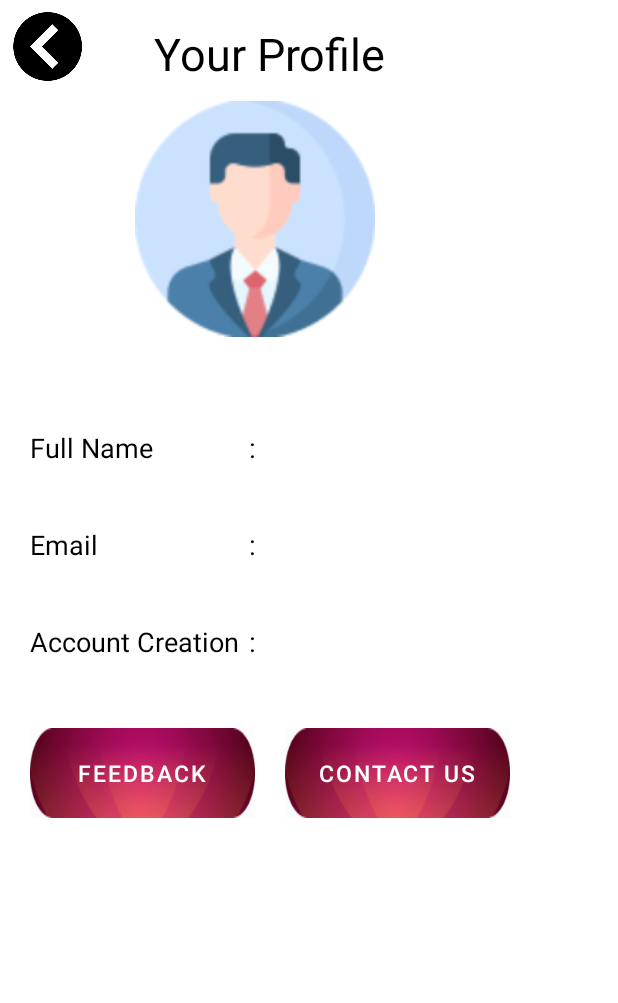
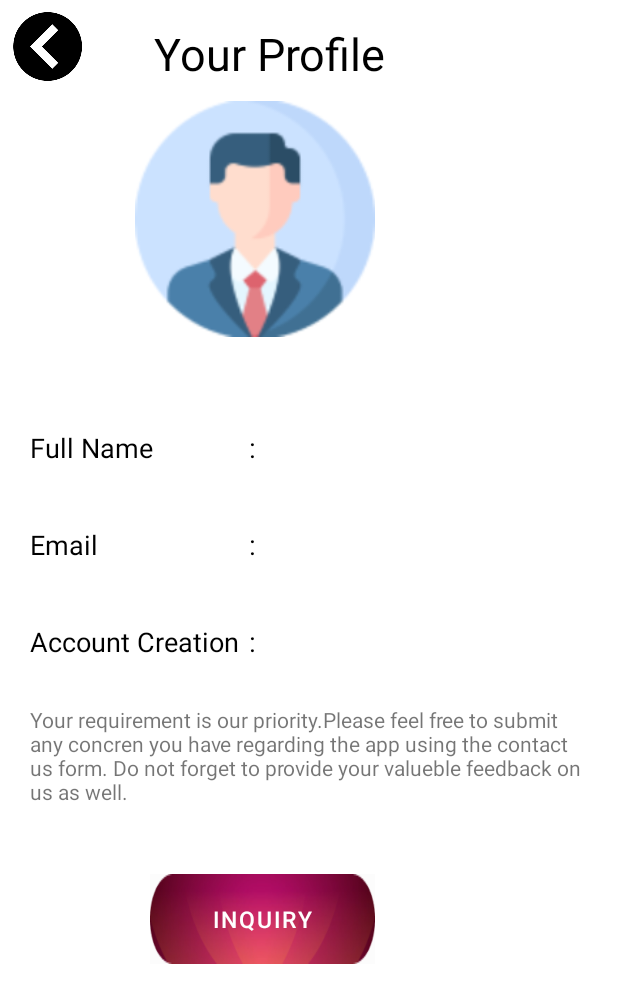
Before and after one commit to sanduni-g/Enhanced-SLVI, an Android app: the Profile screen opened directly, with no data from a screen before it, on a phone screen of 412 x 824 dp. Shown: the top 1003 px of the screen. Run offline under Robolectric (Android 15) with nearby library versions, the phone set to English and light mode, and no system bars; our stand-ins replace Firebase (no records; nobody signed in at launch, a user with empty details on screens opened directly); libraries missing offline, so code that uses them is left out: cn.pedant.

Commit message:
inquiry view

```diff
--- a/SLVI/app/src/main/java/com/example/slvi/Profile.java
+++ b/SLVI/app/src/main/java/com/example/slvi/Profile.java
@@ -56,20 +56,14 @@ public class Profile extends AppCompatActivity {
         binding.imgBack.setOnClickListener(new View.OnClickListener() {
             @Override
             public void onClick(View view) {
-                finish();
-            }
-        });
-        binding.btnProfFeedback.setOnClickListener(new View.OnClickListener() {
-            @Override
-            public void onClick(View view) {
-                Intent i = new Intent(getApplicationContext(), Feedback.class);
+                Intent i = new Intent(getApplicationContext(), MainActivity.class);
                 startActivity(i);
             }
         });
-        binding.btnProfContactus.setOnClickListener(new View.OnClickListener() {
+        binding.btnInquiry.setOnClickListener(new View.OnClickListener() {
             @Override
             public void onClick(View view) {
-                Intent i = new Intent(getApplicationContext(), ContactUs.class);
+                Intent i = new Intent(getApplicationContext(), SubmittedInquiry.class);
                 startActivity(i);
             }
         });
--- a/SLVI/app/src/main/java/com/example/slvi/ViewVehicleDetails.java
+++ b/SLVI/app/src/main/java/com/example/slvi/ViewVehicleDetails.java
@@ -8,6 +8,7 @@ import android.os.Bundle;
 import android.text.TextUtils;
 import android.text.method.LinkMovementMethod;
 import android.view.View;
+import android.view.inputmethod.InputMethodManager;
 import android.widget.ImageView;
 import android.widget.Toast;
 
@@ -82,11 +83,6 @@ public class ViewVehicleDetails extends AppCompatActivity {
                 }
                 else{
                     Toast.makeText(getApplicationContext(), "No Details available for this vehicle number", Toast.LENGTH_SHORT).show();
-//                    new SweetAlertDialog(ViewVehicleDetails.this, SweetAlertDialog.WARNING_TYPE)
-//                            .setTitleText("Please check the vehicle number again")
-//                            .setContentText("EX: CAA-7845")
-//                            .show();
-//                    resetData();
                 }
             }
 
--- a/SLVI/app/src/main/res/layout/activity_profile.xml
+++ b/SLVI/app/src/main/res/layout/activity_profile.xml
@@ -7,11 +7,11 @@
     tools:context=".Profile"
     android:orientation="vertical">
     <ScrollView
-        android:layout_width="wrap_content"
+        android:layout_width="match_parent"
         android:layout_height="wrap_content">
 
         <LinearLayout
-            android:layout_width="wrap_content"
+            android:layout_width="match_parent"
             android:layout_height="wrap_content"
             android:orientation="vertical">
 
@@ -164,6 +164,14 @@
                 android:layout_centerInParent="true"
                 android:layout_width="match_parent"
                 android:layout_height="wrap_content">
+                <TextView
+                    android:layout_width="match_parent"
+                    android:layout_height="wrap_content"
+                    android:text="Your requirement is our priority.Please feel free to submit any concren you have regarding the app using the contact us form. Do not forget to provide your valueble feedback on us as well."
+                    android:layout_marginTop="30dp"
+                    android:layout_marginLeft="20dp"
+                    android:textSize="14dp"
+                    android:layout_marginRight="20dp"/>
 
                 <RelativeLayout
                     android:layout_below= "@id/lay1454"
@@ -183,30 +191,17 @@
                     android:layout_height="wrap_content"
                     android:orientation="vertical">
                     <Button
-                        android:id="@+id/btn_prof_feedback"
+                        android:id="@+id/btn_inquiry"
                         android:layout_width="150dp"
                         android:layout_height="60dp"
-                        android:layout_marginLeft="20dp"
-                        android:layout_centerInParent="true"
+                        android:layout_marginStart="100dp"
                         android:background="@drawable/rosepetalsbtn"
-                        android:text="Feedback"
+                        android:text="Inquiry"
                         android:textColor="@color/white"
-                        android:textSize="15dp"
+                        android:textSize="15sp"
                         app:backgroundTint="@color/cardview_shadow_end_color"
                         app:backgroundTintMode="add"/>
                 </LinearLayout>
-                <Button
-                    android:id="@+id/btn_prof_contactus"
-                    android:layout_width="150dp"
-                    android:layout_height="60dp"
-                    android:layout_marginLeft="20dp"
-                    android:layout_centerInParent="true"
-                    android:background="@drawable/rosepetalsbtn"
-                    android:text="Contact us"
-                    android:textColor="@color/white"
-                    android:textSize="15dp"
-                    app:backgroundTint="@color/cardview_shadow_end_color"
-                    app:backgroundTintMode="add"/>
             </LinearLayout>
         </LinearLayout>
     </ScrollView>
```
Also changed, not shown: SLVI/app/src/main/AndroidManifest.xml (+14 -16 lines), SLVI/app/src/main/java/com/example/slvi/ContactUs.java (+1 -19 lines), SLVI/app/src/main/java/com/example/slvi/SubmittedInquiry.java (added, +85 -0 lines), SLVI/app/src/main/res/layout/activity_submitted_inquiry.xml (added, +190 -0 lines), SLVI/app/src/main/res/drawable/inquiry.png (added), SLVI/app/src/main/res/drawable/pending.png (added).
